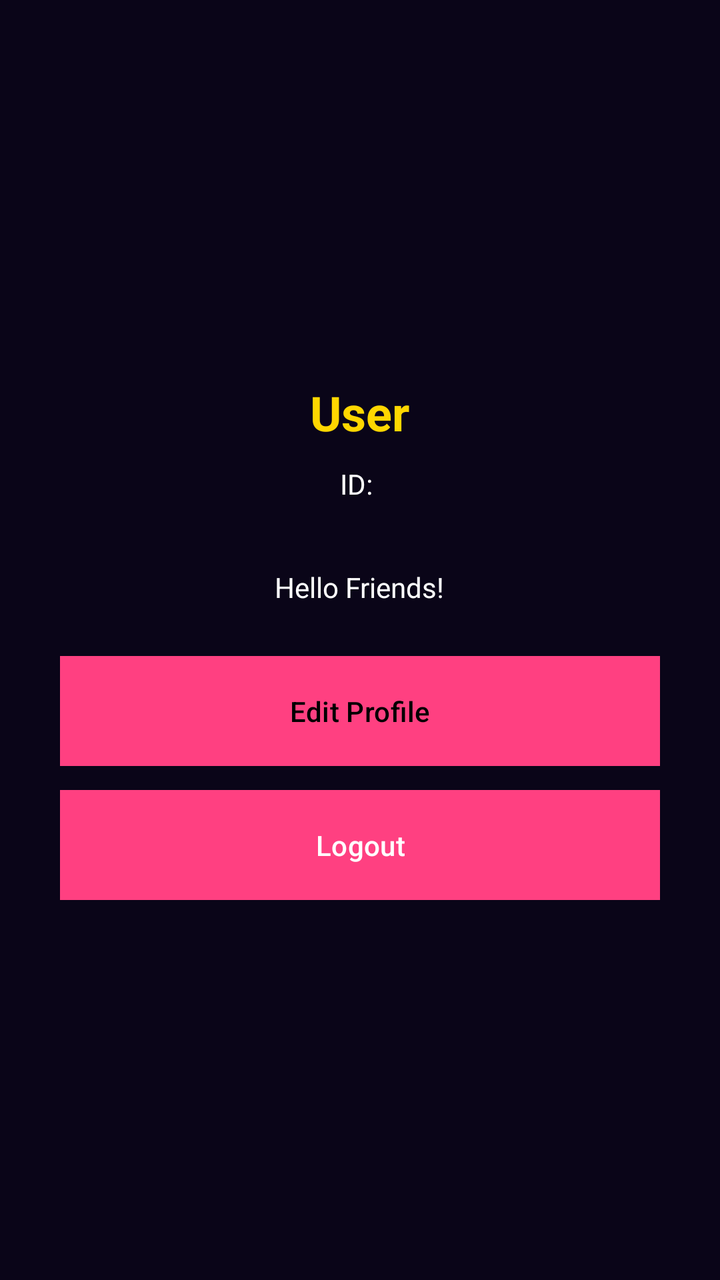
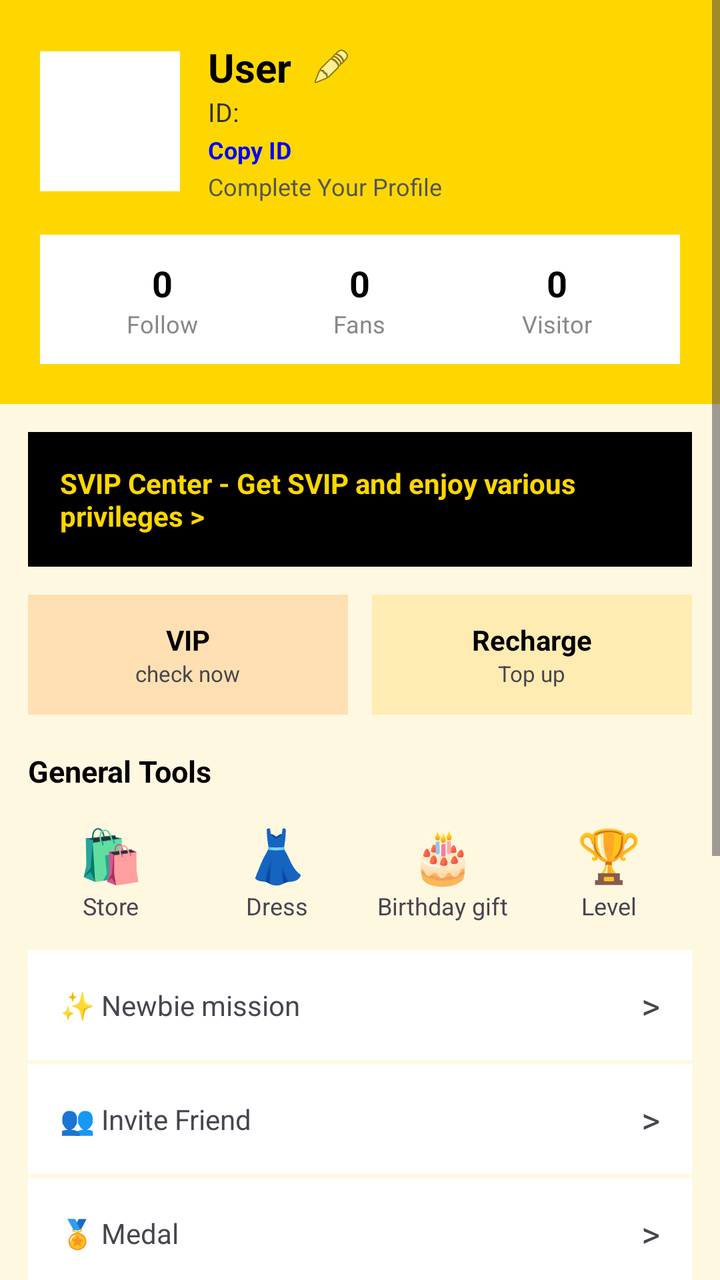

Screens rendered from an Android XML layout before and after an edit, with the pre-edit source and the edit as a unified diff.
<!-- AndroidManifest.xml: activity theme Theme.SRVoiceChat -->
<!-- res/layout/activity_me.xml -->
<?xml version="1.0" encoding="utf-8"?>
<LinearLayout xmlns:android="http://schemas.android.com/apk/res/android"
android:layout_width="match_parent"
android:layout_height="match_parent"
android:orientation="vertical"
android:padding="30dp"
android:gravity="center"
android:background="#0A0518">
<TextView
android:id="@+id/txtName"
android:layout_width="wrap_content"
android:layout_height="wrap_content"
android:text="User"
android:textColor="#FFD700"
android:textSize="24sp"
android:textStyle="bold"
android:layout_marginBottom="10dp" />
<TextView
android:id="@+id/txtId"
android:layout_width="wrap_content"
android:layout_height="wrap_content"
android:text="ID: "
android:textColor="#FFFFFF"
android:textSize="14sp"
android:layout_marginBottom="5dp" />
<TextView
android:id="@+id/txtEmail"
android:layout_width="wrap_content"
android:layout_height="wrap_content"
android:text=""
android:textColor="#AAAAAA"
android:textSize="13sp"
android:layout_marginBottom="10dp" />
<TextView
android:id="@+id/txtBio"
android:layout_width="wrap_content"
android:layout_height="wrap_content"
android:text="Hello Friends!"
android:textColor="#FFFFFF"
android:textSize="14sp"
android:layout_marginBottom="25dp" />
<Button
android:id="@+id/btnEditProfile"
android:layout_width="match_parent"
android:layout_height="55dp"
android:text="Edit Profile"
android:textColor="#000000"
android:background="#FFD700"
android:layout_marginBottom="12dp" />
<Button
android:id="@+id/btnLogout"
android:layout_width="match_parent"
android:layout_height="55dp"
android:text="Logout"
android:textColor="#FFFFFF"
android:background="#FF4081" />
</LinearLayout>
<!-- resources referenced by this layout -->
<resources>
  <style name="Theme.SRVoiceChat" parent="Theme.Material3.DayNight.NoActionBar">
          <item name="colorPrimary">#FF4081</item>
          <item name="android:statusBarColor">#FF4081</item>
          <item name="android:windowLightStatusBar">true</item>
      </style>
</resources>

<!-- the commit's change to res/layout/activity_me.xml (unified diff, before → after) -->
@@ -1,57 +1,490 @@
 <?xml version="1.0" encoding="utf-8"?>
-<LinearLayout xmlns:android="http://schemas.android.com/apk/res/android"
+<ScrollView xmlns:android="http://schemas.android.com/apk/res/android"
 android:layout_width="match_parent"
 android:layout_height="match_parent"
-android:orientation="vertical"
-android:padding="30dp"
+android:background="#FFF8E1"
+android:fillViewport="true">
+<LinearLayout
+android:layout_width="match_parent"
+android:layout_height="wrap_content"
+android:orientation="vertical">
+<LinearLayout
+android:layout_width="match_parent"
+android:layout_height="wrap_content"
+android:orientation="vertical"
+android:background="#FFD700"
+android:padding="20dp">
+<LinearLayout
+android:layout_width="match_parent"
+android:layout_height="wrap_content"
+android:orientation="horizontal"
+android:gravity="center_vertical">
+<ImageView
+android:id="@+id/imgAvatar"
+android:layout_width="70dp"
+android:layout_height="70dp"
+android:src="@android:drawable/sym_def_app_icon"
+android:background="#FFFFFF" />
+<LinearLayout
+android:layout_width="0dp"
+android:layout_height="wrap_content"
+android:layout_weight="1"
+android:orientation="vertical"
+android:paddingLeft="14dp">
+<LinearLayout
+android:layout_width="wrap_content"
+android:layout_height="wrap_content"
+android:orientation="horizontal"
+android:gravity="center_vertical">
+<TextView
+android:id="@+id/txtName"
+android:layout_width="wrap_content"
+android:layout_height="wrap_content"
+android:text="User"
+android:textColor="#000000"
+android:textSize="20sp"
+android:textStyle="bold" />
+<ImageView
+android:id="@+id/btnEditPencil"
+android:layout_width="24dp"
+android:layout_height="24dp"
+android:src="@android:drawable/ic_menu_edit"
+android:padding="2dp"
+android:layout_marginLeft="8dp" />
+</LinearLayout>
+<TextView
+android:id="@+id/txtId"
+android:layout_width="wrap_content"
+android:layout_height="wrap_content"
+android:text="ID: "
+android:textColor="#333333"
+android:textSize="13sp" />
+<TextView
+android:id="@+id/txtCopyId"
+android:layout_width="wrap_content"
+android:layout_height="wrap_content"
+android:text="Copy ID"
+android:textColor="#0000FF"
+android:textSize="12sp"
+android:textStyle="bold"
+android:paddingTop="2dp" />
+<TextView
+android:id="@+id/txtGenderCountry"
+android:layout_width="wrap_content"
+android:layout_height="wrap_content"
+android:text="Complete Your Profile"
+android:textColor="#555555"
+android:textSize="12sp"
+android:paddingTop="2dp" />
+</LinearLayout>
+</LinearLayout>
+<LinearLayout
+android:layout_width="match_parent"
+android:layout_height="wrap_content"
+android:orientation="horizontal"
+android:layout_marginTop="16dp"
+android:background="#FFFFFF"
+android:padding="12dp">
+<LinearLayout
+android:layout_width="0dp"
+android:layout_height="wrap_content"
+android:layout_weight="1"
+android:orientation="vertical"
+android:gravity="center">
+<TextView
+android:id="@+id/txtFollow"
+android:layout_width="wrap_content"
+android:layout_height="wrap_content"
+android:text="0"
+android:textColor="#000000"
+android:textSize="18sp"
+android:textStyle="bold" />
+<TextView
+android:layout_width="wrap_content"
+android:layout_height="wrap_content"
+android:text="Follow"
+android:textColor="#888888"
+android:textSize="12sp" />
+</LinearLayout>
+<LinearLayout
+android:layout_width="0dp"
+android:layout_height="wrap_content"
+android:layout_weight="1"
+android:orientation="vertical"
+android:gravity="center">
+<TextView
+android:id="@+id/txtFans"
+android:layout_width="wrap_content"
+android:layout_height="wrap_content"
+android:text="0"
+android:textColor="#000000"
+android:textSize="18sp"
+android:textStyle="bold" />
+<TextView
+android:layout_width="wrap_content"
+android:layout_height="wrap_content"
+android:text="Fans"
+android:textColor="#888888"
+android:textSize="12sp" />
+</LinearLayout>
+<LinearLayout
+android:layout_width="0dp"
+android:layout_height="wrap_content"
+android:layout_weight="1"
+android:orientation="vertical"
+android:gravity="center">
+<TextView
+android:id="@+id/txtVisitor"
+android:layout_width="wrap_content"
+android:layout_height="wrap_content"
+android:text="0"
+android:textColor="#000000"
+android:textSize="18sp"
+android:textStyle="bold" />
+<TextView
+android:layout_width="wrap_content"
+android:layout_height="wrap_content"
+android:text="Visitor"
+android:textColor="#888888"
+android:textSize="12sp" />
+</LinearLayout>
+</LinearLayout>
+</LinearLayout>
+<LinearLayout
+android:id="@+id/menuVip"
+android:layout_width="match_parent"
+android:layout_height="wrap_content"
+android:orientation="horizontal"
+android:background="#000000"
+android:padding="16dp"
+android:layout_margin="14dp">
+<TextView
+android:layout_width="0dp"
+android:layout_height="wrap_content"
+android:layout_weight="1"
+android:text="SVIP Center - Get SVIP and enjoy various privileges >"
+android:textColor="#FFD700"
+android:textSize="14sp"
+android:textStyle="bold" />
+</LinearLayout>
+<LinearLayout
+android:layout_width="match_parent"
+android:layout_height="wrap_content"
+android:orientation="horizontal"
+android:layout_marginLeft="14dp"
+android:layout_marginRight="14dp">
+<LinearLayout
+android:id="@+id/menuVip"
+android:layout_width="0dp"
+android:layout_height="60dp"
+android:layout_weight="1"
+android:orientation="vertical"
 android:gravity="center"
-android:background="#0A0518">
-<TextView
-android:id="@+id/txtName"
-android:layout_width="wrap_content"
-android:layout_height="wrap_content"
-android:text="User"
-android:textColor="#FFD700"
-android:textSize="24sp"
+android:background="#FFE0B2"
+android:layout_marginRight="6dp">
+<TextView
+android:layout_width="wrap_content"
+android:layout_height="wrap_content"
+android:text="VIP"
+android:textColor="#000000"
+android:textStyle="bold" />
+<TextView
+android:layout_width="wrap_content"
+android:layout_height="wrap_content"
+android:text="check now"
+android:textSize="11sp" />
+</LinearLayout>
+<LinearLayout
+android:id="@+id/menuRecharge"
+android:layout_width="0dp"
+android:layout_height="60dp"
+android:layout_weight="1"
+android:orientation="vertical"
+android:gravity="center"
+android:background="#FFECB3"
+android:layout_marginLeft="6dp">
+<TextView
+android:layout_width="wrap_content"
+android:layout_height="wrap_content"
+android:text="Recharge"
+android:textColor="#000000"
+android:textStyle="bold" />
+<TextView
+android:layout_width="wrap_content"
+android:layout_height="wrap_content"
+android:text="Top up"
+android:textSize="11sp" />
+</LinearLayout>
+</LinearLayout>
+<TextView
+android:layout_width="wrap_content"
+android:layout_height="wrap_content"
+android:text="General Tools"
+android:textColor="#000000"
+android:textSize="15sp"
 android:textStyle="bold"
-android:layout_marginBottom="10dp" />
-<TextView
-android:id="@+id/txtId"
-android:layout_width="wrap_content"
-android:layout_height="wrap_content"
-android:text="ID: "
-android:textColor="#FFFFFF"
-android:textSize="14sp"
-android:layout_marginBottom="5dp" />
-<TextView
-android:id="@+id/txtEmail"
-android:layout_width="wrap_content"
-android:layout_height="wrap_content"
-android:text=""
-android:textColor="#AAAAAA"
-android:textSize="13sp"
-android:layout_marginBottom="10dp" />
-<TextView
-android:id="@+id/txtBio"
-android:layout_width="wrap_content"
-android:layout_height="wrap_content"
-android:text="Hello Friends!"
-android:textColor="#FFFFFF"
-android:textSize="14sp"
-android:layout_marginBottom="25dp" />
-<Button
-android:id="@+id/btnEditProfile"
-android:layout_width="match_parent"
-android:layout_height="55dp"
-android:text="Edit Profile"
-android:textColor="#000000"
-android:background="#FFD700"
-android:layout_marginBottom="12dp" />
-<Button
-android:id="@+id/btnLogout"
-android:layout_width="match_parent"
-android:layout_height="55dp"
+android:layout_marginLeft="14dp"
+android:layout_marginTop="18dp" />
+<LinearLayout
+android:layout_width="match_parent"
+android:layout_height="wrap_content"
+android:orientation="horizontal"
+android:layout_margin="14dp">
+<LinearLayout
+android:id="@+id/menuStore"
+android:layout_width="0dp"
+android:layout_height="wrap_content"
+android:layout_weight="1"
+android:orientation="vertical"
+android:gravity="center">
+<TextView
+android:layout_width="wrap_content"
+android:layout_height="wrap_content"
+android:text="🛍️"
+android:textSize="26sp" />
+<TextView
+android:layout_width="wrap_content"
+android:layout_height="wrap_content"
+android:text="Store"
+android:textSize="12sp" />
+</LinearLayout>
+<LinearLayout
+android:id="@+id/menuDress"
+android:layout_width="0dp"
+android:layout_height="wrap_content"
+android:layout_weight="1"
+android:orientation="vertical"
+android:gravity="center">
+<TextView
+android:layout_width="wrap_content"
+android:layout_height="wrap_content"
+android:text="👗"
+android:textSize="26sp" />
+<TextView
+android:layout_width="wrap_content"
+android:layout_height="wrap_content"
+android:text="Dress"
+android:textSize="12sp" />
+</LinearLayout>
+<LinearLayout
+android:id="@+id/menuBirthday"
+android:layout_width="0dp"
+android:layout_height="wrap_content"
+android:layout_weight="1"
+android:orientation="vertical"
+android:gravity="center">
+<TextView
+android:layout_width="wrap_content"
+android:layout_height="wrap_content"
+android:text="🎂"
+android:textSize="26sp" />
+<TextView
+android:layout_width="wrap_content"
+android:layout_height="wrap_content"
+android:text="Birthday gift"
+android:textSize="12sp" />
+</LinearLayout>
+<LinearLayout
+android:id="@+id/menuLevel"
+android:layout_width="0dp"
+android:layout_height="wrap_content"
+android:layout_weight="1"
+android:orientation="vertical"
+android:gravity="center">
+<TextView
+android:layout_width="wrap_content"
+android:layout_height="wrap_content"
+android:text="🏆"
+android:textSize="26sp" />
+<TextView
+android:layout_width="wrap_content"
+android:layout_height="wrap_content"
+android:text="Level"
+android:textSize="12sp" />
+</LinearLayout>
+</LinearLayout>
+<LinearLayout
+android:id="@+id/menuNewbie"
+android:layout_width="match_parent"
+android:layout_height="55dp"
+android:orientation="horizontal"
+android:gravity="center_vertical"
+android:background="#FFFFFF"
+android:paddingLeft="16dp"
+android:paddingRight="16dp"
+android:layout_marginLeft="14dp"
+android:layout_marginRight="14dp"
+android:layout_marginBottom="2dp">
+<TextView
+android:layout_width="0dp"
+android:layout_height="wrap_content"
+android:layout_weight="1"
+android:text="✨ Newbie mission"
+android:textSize="14sp" />
+<TextView
+android:layout_width="wrap_content"
+android:layout_height="wrap_content"
+android:text=">"
+android:textSize="18sp" />
+</LinearLayout>
+<LinearLayout
+android:id="@+id/menuInvite"
+android:layout_width="match_parent"
+android:layout_height="55dp"
+android:orientation="horizontal"
+android:gravity="center_vertical"
+android:background="#FFFFFF"
+android:paddingLeft="16dp"
+android:paddingRight="16dp"
+android:layout_marginLeft="14dp"
+android:layout_marginRight="14dp"
+android:layout_marginBottom="2dp">
+<TextView
+android:layout_width="0dp"
+android:layout_height="wrap_content"
+android:layout_weight="1"
+android:text="👥 Invite Friend"
+android:textSize="14sp" />
+<TextView
+android:layout_width="wrap_content"
+android:layout_height="wrap_content"
+android:text=">"
+android:textSize="18sp" />
+</LinearLayout>
+<LinearLayout
+android:id="@+id/menuMedal"
+android:layout_width="match_parent"
+android:layout_height="55dp"
+android:orientation="horizontal"
+android:gravity="center_vertical"
+android:background="#FFFFFF"
+android:paddingLeft="16dp"
+android:paddingRight="16dp"
+android:layout_marginLeft="14dp"
+android:layout_marginRight="14dp"
+android:layout_marginBottom="2dp">
+<TextView
+android:layout_width="0dp"
+android:layout_height="wrap_content"
+android:layout_weight="1"
+android:text="🏅 Medal"
+android:textSize="14sp" />
+<TextView
+android:layout_width="wrap_content"
+android:layout_height="wrap_content"
+android:text=">"
+android:textSize="18sp" />
+</LinearLayout>
+<LinearLayout
+android:id="@+id/menuFamily"
+android:layout_width="match_parent"
+android:layout_height="55dp"
+android:orientation="horizontal"
+android:gravity="center_vertical"
+android:background="#FFFFFF"
+android:paddingLeft="16dp"
+android:paddingRight="16dp"
+android:layout_marginLeft="14dp"
+android:layout_marginRight="14dp"
+android:layout_marginBottom="2dp">
+<TextView
+android:layout_width="0dp"
+android:layout_height="wrap_content"
+android:layout_weight="1"
+android:text="👨‍👩‍👧 Family"
+android:textSize="14sp" />
+<TextView
+android:layout_width="wrap_content"
+android:layout_height="wrap_content"
+android:text=">"
+android:textSize="18sp" />
+</LinearLayout>
+<LinearLayout
+android:id="@+id/menuHost"
+android:layout_width="match_parent"
+android:layout_height="55dp"
+android:orientation="horizontal"
+android:gravity="center_vertical"
+android:background="#FFFFFF"
+android:paddingLeft="16dp"
+android:paddingRight="16dp"
+android:layout_marginLeft="14dp"
+android:layout_marginRight="14dp"
+android:layout_marginBottom="2dp">
+<TextView
+android:layout_width="0dp"
+android:layout_height="wrap_content"
+android:layout_weight="1"
+android:text="🎤 Host Center"
+android:textSize="14sp" />
+<TextView
+android:layout_width="wrap_content"
+android:layout_height="wrap_content"
+android:text=">"
+android:textSize="18sp" />
+</LinearLayout>
+<LinearLayout
+android:id="@+id/menuDaily"
+android:layout_width="match_parent"
+android:layout_height="55dp"
+android:orientation="horizontal"
+android:gravity="center_vertical"
+android:background="#FFFFFF"
+android:paddingLeft="16dp"
+android:paddingRight="16dp"
+android:layout_marginLeft="14dp"
+android:layout_marginRight="14dp"
+android:layout_marginBottom="2dp">
+<TextView
+android:layout_width="0dp"
+android:layout_height="wrap_content"
+android:layout_weight="1"
+android:text="📅 Daily Tasks"
+android:textSize="14sp" />
+<TextView
+android:layout_width="wrap_content"
+android:layout_height="wrap_content"
+android:text=">"
+android:textSize="18sp" />
+</LinearLayout>
+<LinearLayout
+android:id="@+id/menuSetting"
+android:layout_width="match_parent"
+android:layout_height="55dp"
+android:orientation="horizontal"
+android:gravity="center_vertical"
+android:background="#FFFFFF"
+android:paddingLeft="16dp"
+android:paddingRight="16dp"
+android:layout_marginLeft="14dp"
+android:layout_marginRight="14dp"
+android:layout_marginBottom="2dp">
+<TextView
+android:layout_width="0dp"
+android:layout_height="wrap_content"
+android:layout_weight="1"
+android:text="⚙️ Setting"
+android:textSize="14sp" />
+<TextView
+android:layout_width="wrap_content"
+android:layout_height="wrap_content"
+android:text=">"
+android:textSize="18sp" />
+</LinearLayout>
+<LinearLayout
+android:id="@+id/btnLogoutLayout"
+android:layout_width="match_parent"
+android:layout_height="55dp"
+android:orientation="horizontal"
+android:gravity="center"
+android:background="#FF4081"
+android:layout_margin="14dp">
+<TextView
+android:layout_width="wrap_content"
+android:layout_height="wrap_content"
 android:text="Logout"
 android:textColor="#FFFFFF"
-android:background="#FF4081" />
-</LinearLayout>
+android:textStyle="bold" />
+</LinearLayout>
+</LinearLayout>
+</ScrollView>
